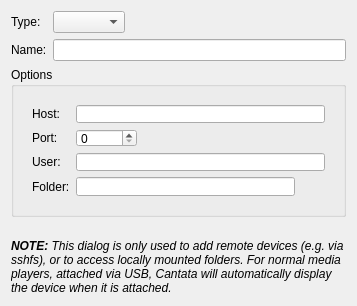
Before: the Qt Designer form devices/remotedevicepropertieswidget.ui in polpo/cantata-mac, drawn with Qt 5.
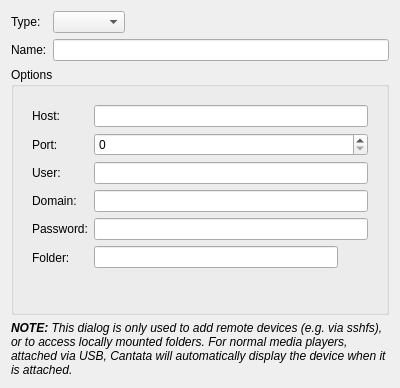
After: the same form once the commit is applied. The open tabs and pages were chosen to show the change. Custom widgets are drawn as their Qt base class.

Commit message:
Add a simple system debus helper to allow user mounts of samba shares. This is intended to allow Cantata to connect to an Android device via NASDroid. Requires cantata be built with remote device support.
NOTE: Currently the system service does not seem to auto-start correctly, and needs to be started by hand. This needs to be / will be fixed before release...

Patch:
```diff
--- a/devices/remotedevicepropertieswidget.ui
+++ b/devices/remotedevicepropertieswidget.ui
@@ -6,8 +6,8 @@
    <rect>
     <x>0</x>
     <y>0</y>
-    <width>357</width>
-    <height>306</height>
+    <width>400</width>
+    <height>388</height>
    </rect>
   </property>
   <layout class="QVBoxLayout" name="verticalLayout_2">
@@ -146,27 +146,118 @@
           </item>
          </layout>
         </widget>
+        <widget class="QWidget" name="page_3">
+         <layout class="QFormLayout" name="formLayout_4">
+          <item row="0" column="0">
+           <widget class="BuddyLabel" name="hostLabel_2">
+            <property name="text">
+             <string>Host:</string>
+            </property>
+            <property name="buddy">
+             <cstring>sshHost</cstring>
+            </property>
+           </widget>
+          </item>
+          <item row="0" column="1">
+           <widget class="LineEdit" name="smbHost"/>
+          </item>
+          <item row="1" column="0">
+           <widget class="BuddyLabel" name="portLabel_2">
+            <property name="text">
+             <string>Port:</string>
+            </property>
+            <property name="buddy">
+             <cstring>sshPort</cstring>
+            </property>
+           </widget>
+          </item>
+          <item row="1" column="1">
+           <widget class="SpinBox" name="smbPort">
+            <property name="maximum">
+             <number>65535</number>
+            </property>
+           </widget>
+          </item>
+          <item row="2" column="0">
+           <widget class="BuddyLabel" name="userLabel_2">
+            <property name="text">
+             <string>User:</string>
+            </property>
+            <property name="buddy">
+             <cstring>sshUser</cstring>
+            </property>
+           </widget>
+          </item>
+          <item row="2" column="1">
+           <widget class="LineEdit" name="smbUser"/>
+          </item>
+          <item row="3" column="0">
+           <widget class="QLabel" name="label_2">
+            <property name="text">
+             <string>Domain:</string>
+            </property>
+           </widget>
+          </item>
+          <item row="3" column="1">
+           <widget class="LineEdit" name="smbDomain"/>
+          </item>
+          <item row="4" column="0">
+           <widget class="QLabel" name="label_3">
+            <property name="text">
+             <string>Password:</string>
+            </property>
+           </widget>
+          </item>
+          <item row="4" column="1">
+           <widget class="LineEdit" name="smbPassword"/>
+          </item>
+          <item row="5" column="0">
+           <widget class="BuddyLabel" name="folderLabel_2">
+            <property name="text">
+             <string>Folder:</string>
+            </property>
+            <property name="buddy">
+             <cstring>sshFolder</cstring>
+            </property>
+           </widget>
+          </item>
+          <item row="5" column="1">
+           <layout class="QHBoxLayout" name="folderLayout_2">
+            <item>
+             <widget class="LineEdit" name="smbFolder"/>
+            </item>
+            <item>
+             <widget class="QToolButton" name="smbFolderButton">
+              <property name="autoRaise">
+               <bool>true</bool>
+              </property>
+             </widget>
+            </item>
+           </layout>
+          </item>
+          <item row="6" column="0" colspan="2">
+           <spacer name="verticalSpacer">
+            <property name="orientation">
+             <enum>Qt::Vertical</enum>
+            </property>
+            <property name="sizeType">
+             <enum>QSizePolicy::MinimumExpanding</enum>
+            </property>
+            <property name="sizeHint" stdset="0">
+             <size>
+              <width>2</width>
+              <height>8</height>
+             </size>
+            </property>
+           </spacer>
+          </item>
+         </layout>
+        </widget>
        </widget>
       </item>
      </layout>
     </widget>
    </item>
-   <item>
-    <spacer name="verticalSpacer">
-     <property name="orientation">
-      <enum>Qt::Vertical</enum>
-     </property>
-     <property name="sizeType">
-      <enum>QSizePolicy::MinimumExpanding</enum>
-     </property>
-     <property name="sizeHint" stdset="0">
-      <size>
-       <width>20</width>
-       <height>16</height>
-      </size>
-     </property>
-    </spacer>
-   </item>
    <item>
     <widget class="QLabel" name="infoLabel">
      <property name="sizePolicy">
```
The commit also changes 14 other files.
